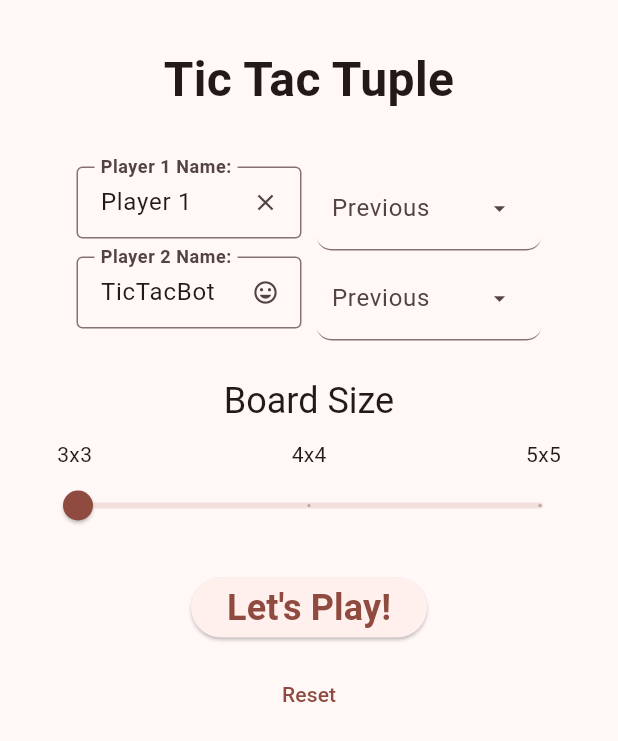
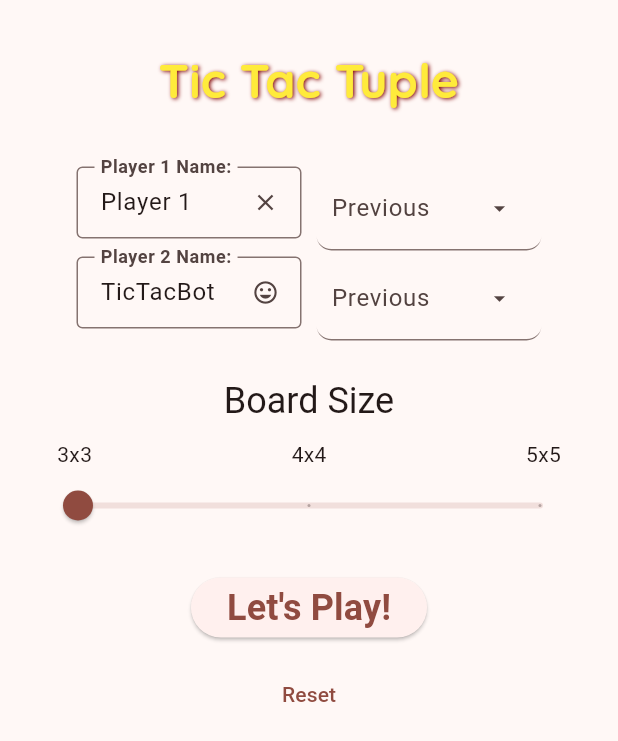
Before and after one commit to KDCinfo/dev-play, a Flutter app: the screen it shows after launch, on a phone screen of 412 x 824 dp. Shown: the top 741 px of the screen. Run offline on Flutter 3.47's test engine with Material 3 defaults, Android fonts, the phone set to English and light mode, and no system bars; our stand-ins replace equatable, flutter_bloc, flutter_secure_storage, rxdart, shared_preferences; generated files the repository leaves out were written again.

Commit message:
Formatted app title (added `Quicksand` font).

```diff
--- a/tic-tac-tuple/lib/src/screens/game_widgets/game_title_row.dart
+++ b/tic-tac-tuple/lib/src/screens/game_widgets/game_title_row.dart
@@ -42,10 +42,25 @@ class GameTitleRow extends StatelessWidget {
       child: Text(
         screenTitle,
         key: titleKey,
-        style: headlineLargeBold,
         softWrap: false,
         overflow: TextOverflow.ellipsis,
         textAlign: TextAlign.center,
+        style: headlineLargeBold?.copyWith(
+              fontFamily: 'Quicksand', // Rounded
+              color: Colors.yellow,
+              shadows: [
+                const Shadow(
+                  color: AppConstants.primaryTileColor,
+                  offset: Offset(1, 1),
+                  blurRadius: 3,
+                ),
+              ],
+            ) ??
+            const TextStyle(
+              fontSize: 32,
+              fontWeight: FontWeight.bold,
+              fontFamily: 'Lato',
+            ),
       ),
     );
   }
```
Also changed, not shown: tic-tac-tuple/pubspec.yaml (+13 -0 lines), tic-tac-tuple/assets/fonts/Quicksand-Bold.ttf (added), tic-tac-tuple/assets/fonts/Quicksand-Light.ttf (added), tic-tac-tuple/assets/fonts/Quicksand-Medium.ttf (added), tic-tac-tuple/assets/fonts/Quicksand-Regular.ttf (added).
